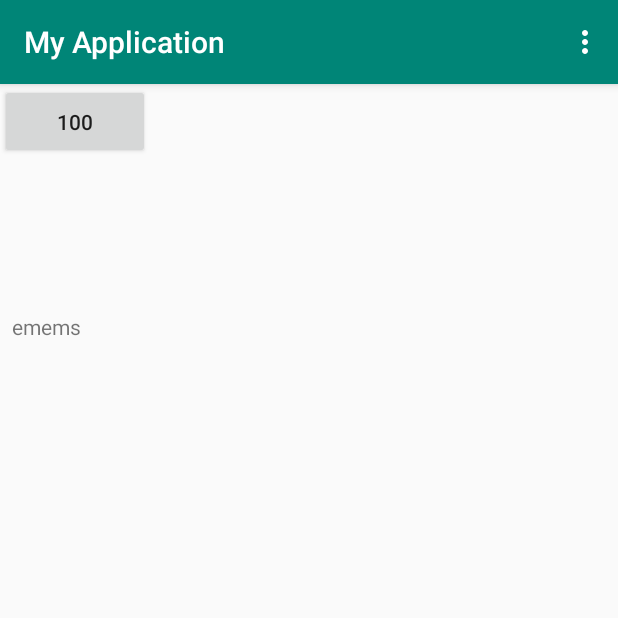
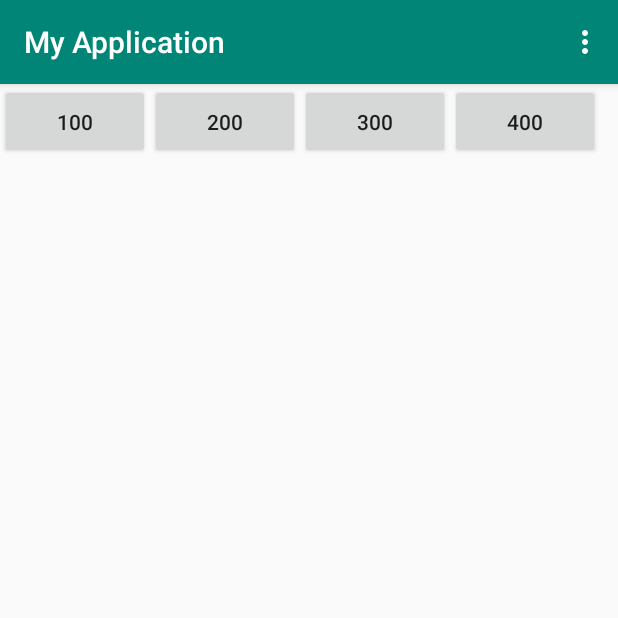
Before and after one commit to lauragracie/Laura-Mason-ISU, an Android app: the screen it shows after launch (MainActivity), on a phone screen of 412 x 824 dp, the top half of it. Run offline under Robolectric (Android 15) with nearby library versions, the phone set to English and light mode, and no system bars.

Commit message:
Added all four floor buttons
Thanks Laura, for helping me with image transparency!

```diff
--- a/Android Practice/app/src/main/java/com/example/myapplication/MainActivity.java
+++ b/Android Practice/app/src/main/java/com/example/myapplication/MainActivity.java
@@ -14,7 +14,9 @@ import android.widget.TextView;
 
 public class MainActivity extends AppCompatActivity {
     Button bfloor1north;
-    TextView bottomtext;
+    Button bfloor2north;
+    Button bfloor3north;
+    Button bfloor4north;
     ImageView floor1north;
     ImageView floor2north;
     ImageView floor3north;
@@ -29,20 +31,50 @@ public class MainActivity extends AppCompatActivity {
         setSupportActionBar(toolbar);
 
         bfloor1north = findViewById(R.id.bfloor1north);
-        bottomtext = (TextView) findViewById(R.id.textView2);
-        floor1north = (ImageView) findViewById(R.id.floor1north);
-        floor2north = (ImageView) findViewById(R.id.floor2north);
-        floor3north = (ImageView) findViewById(R.id.floor3north);
-        floor4north = (ImageView) findViewById(R.id.floor4north);
+        bfloor2north = findViewById(R.id.bfloor2north);
+        bfloor3north = findViewById(R.id.bfloor3north);
+        bfloor4north = findViewById(R.id.bfloor4north);
+        floor1north = findViewById(R.id.floor1north);
+        floor2north = findViewById(R.id.floor2north);
+        floor3north = findViewById(R.id.floor3north);
+        floor4north = findViewById(R.id.floor4north);
 
         bfloor1north.setOnClickListener(new View.OnClickListener() {
             public void onClick (View view){
                 floor1north.setAlpha(1.0f);
-                floor2north.setImageAlpha(0);
-                floor3north.setImageAlpha(0);
-                floor4north.setImageAlpha(0);
+                floor2north.setAlpha(0f);
+                floor3north.setAlpha(0f);
+                floor4north.setAlpha(0f);
             }
         });
+
+        bfloor2north.setOnClickListener(new View.OnClickListener() {
+            public void onClick (View view){
+                floor1north.setAlpha(0f);
+                floor2north.setAlpha(1.0f);
+                floor3north.setAlpha(0f);
+                floor4north.setAlpha(0f);
+            }
+        });
+
+        bfloor3north.setOnClickListener(new View.OnClickListener() {
+            public void onClick (View view){
+                floor1north.setAlpha(0f);
+                floor2north.setAlpha(0f);
+                floor3north.setAlpha(1.0f);
+                floor4north.setAlpha(0f);
+            }
+        });
+
+        bfloor4north.setOnClickListener(new View.OnClickListener() {
+            public void onClick (View view){
+                floor1north.setAlpha(0f);
+                floor2north.setAlpha(0f);
+                floor3north.setAlpha(0f);
+                floor4north.setAlpha(1.0f);
+            }
+        });
+
     }
 
     @Override
--- a/Android Practice/app/src/main/res/layout/content_main.xml
+++ b/Android Practice/app/src/main/res/layout/content_main.xml
@@ -66,13 +66,28 @@
         app:layout_constraintStart_toStartOf="parent"
         app:layout_constraintTop_toTopOf="parent" />
 
-    <TextView
-        android:id="@+id/textView2"
-        android:layout_width="wrap_content"
-        android:layout_height="wrap_content"
-        android:layout_marginStart="8dp"
-        android:layout_marginTop="102dp"
-        android:text="emems"
-        app:layout_constraintStart_toStartOf="parent"
-        app:layout_constraintTop_toBottomOf="@+id/bfloor1north" />
+    <Button
+        android:id="@+id/bfloor2north"
+        android:layout_width="100dp"
+        android:layout_height="50dp"
+        android:text="200"
+        app:layout_constraintStart_toEndOf="@+id/bfloor1north"
+        app:layout_constraintTop_toTopOf="parent" />
+
+    <Button
+        android:id="@+id/bfloor3north"
+        android:layout_width="100dp"
+        android:layout_height="50dp"
+        android:text="300"
+        app:layout_constraintStart_toEndOf="@id/bfloor2north"
+        app:layout_constraintTop_toTopOf="parent" />
+
+    <Button
+        android:id="@+id/bfloor4north"
+        android:layout_width="100dp"
+        android:layout_height="50dp"
+        android:text="400"
+        app:layout_constraintStart_toEndOf="@id/bfloor3north"
+        app:layout_constraintTop_toTopOf="parent" />
+
 </androidx.constraintlayout.widget.ConstraintLayout>
```
